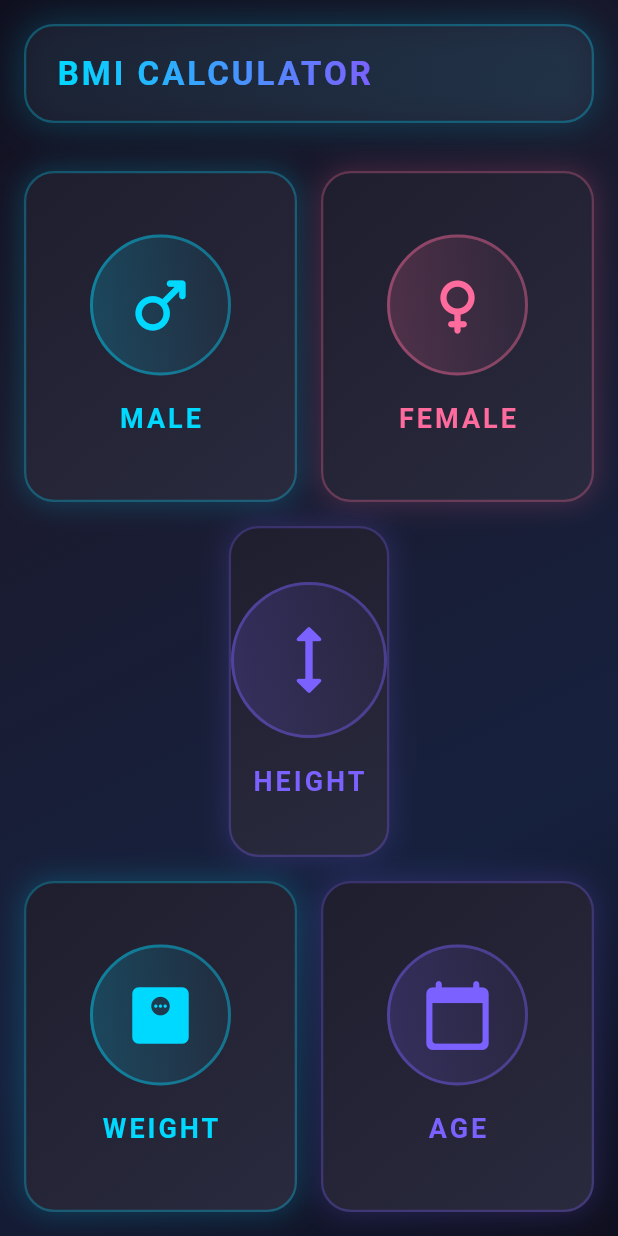
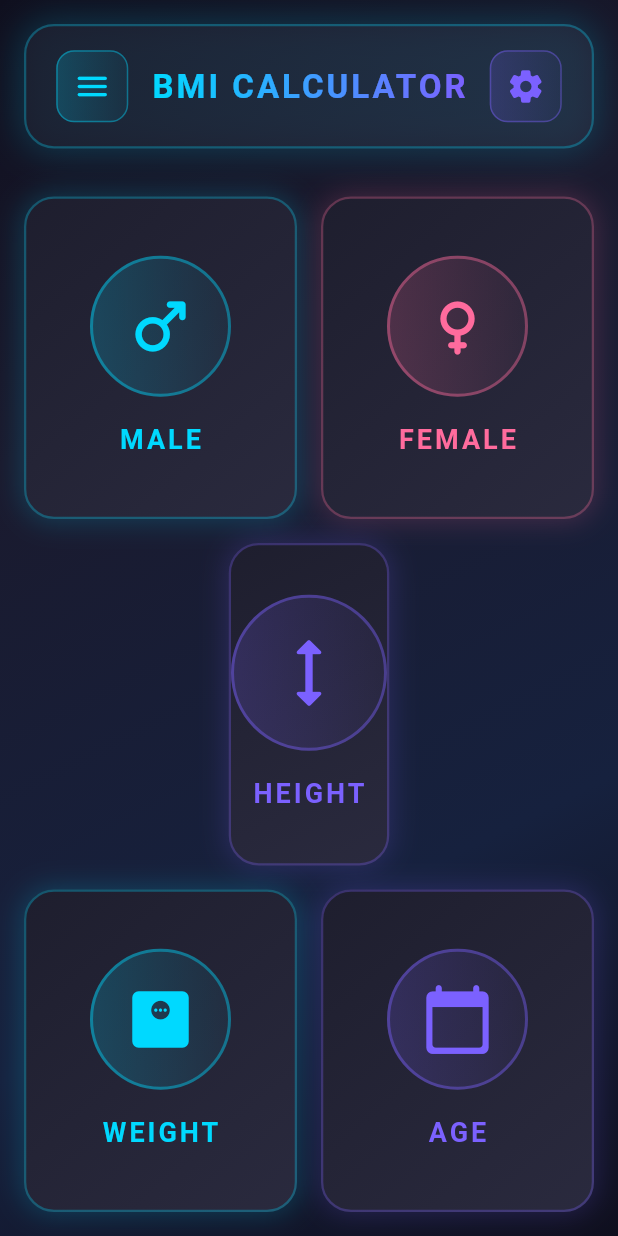
Before and after one commit to gulfamali16/App-Development-Portfolio, a Flutter app: the screen it shows after launch, on a phone screen of 412 x 824 dp. Run offline on Flutter 3.47's test engine with Material 3 defaults, Android fonts, the light colour scheme and no system bars; our stand-ins replace device_info_plus, flutter_local_notifications, image_picker, pdf, permission_handler, printing and 4 more; missing offline and left inert: workmanager; accounts and stored records are empty.

Commit message:
BMI Refactor Code Part 3

```diff
--- a/bmi/lib/main.dart
+++ b/bmi/lib/main.dart
@@ -175,6 +175,30 @@ class BMIHomeScreen extends StatelessWidget {
                 child: Row(
                   mainAxisAlignment: MainAxisAlignment.spaceBetween,
                   children: [
+                    // Menu Icon with glow
+                    Container(
+                      padding: const EdgeInsets.all(10),
+                      decoration: BoxDecoration(
+                        gradient: LinearGradient(
+                          colors: [
+                            const Color(0xFF00D9FF).withOpacity(0.2),
+                            const Color(0xFF00D9FF).withOpacity(0.05),
+                          ],
+                        ),
+                        borderRadius: BorderRadius.circular(12),
+                        border: Border.all(
+                          color: const Color(0xFF00D9FF).withOpacity(0.4),
+                          width: 1,
+                        ),
+                      ),
+                      child: const Icon(
+                        Icons.menu_rounded,
+                        color: Color(0xFF00D9FF),
+                        size: 26,
+                      ),
+                    ),
+
+                    // App Title with gradient text effect
                     ShaderMask(
                       shaderCallback: (bounds) => const LinearGradient(
                         colors: [
@@ -192,6 +216,29 @@ class BMIHomeScreen extends StatelessWidget {
                         ),
                       ),
                     ),
+
+                    // Settings Icon with glow
+                    Container(
+                      padding: const EdgeInsets.all(10),
+                      decoration: BoxDecoration(
+                        gradient: LinearGradient(
+                          colors: [
+                            const Color(0xFF7B61FF).withOpacity(0.2),
+                            const Color(0xFF7B61FF).withOpacity(0.05),
+                          ],
+                        ),
+                        borderRadius: BorderRadius.circular(12),
+                        border: Border.all(
+                          color: const Color(0xFF7B61FF).withOpacity(0.4),
+                          width: 1,
+                        ),
+                      ),
+                      child: const Icon(
+                        Icons.settings_rounded,
+                        color: Color(0xFF7B61FF),
+                        size: 26,
+                      ),
+                    ),
                   ],
                 ),
               ),
@@ -207,18 +254,18 @@ class BMIHomeScreen extends StatelessWidget {
                         flex: 2,
                         child: Row(
                           children: [
-                            // Left Container
+                            // Male Container
                             Expanded(
-                              child: _buildThemedContainer(
+                              child: ReusableCard(
                                 icon: Icons.male_rounded,
                                 label: 'MALE',
                                 color: const Color(0xFF00D9FF),
                               ),
                             ),
                             const SizedBox(width: 16),
-                            // Right Container
+                            // Female Container
                             Expanded(
-                              child: _buildThemedContainer(
+                              child: ReusableCard(
                                 icon: Icons.female_rounded,
                                 label: 'FEMALE',
                                 color: const Color(0xFFFF6B9D),
@@ -233,7 +280,7 @@ class BMIHomeScreen extends StatelessWidget {
                       // Middle Container - Full Width
                       Expanded(
                         flex: 2,
-                        child: _buildThemedContainer(
+                        child: ReusableCard(
                           icon: Icons.height_rounded,
                           label: 'HEIGHT',
                           color: const Color(0xFF7B61FF),
@@ -248,18 +295,18 @@ class BMIHomeScreen extends StatelessWidget {
                         flex: 2,
                         child: Row(
                           children: [
-                            // Left Container
+                            // Weight Container
                             Expanded(
-                              child: _buildThemedContainer(
+                              child: ReusableCard(
                                 icon: Icons.monitor_weight_rounded,
                                 label: 'WEIGHT',
                                 color: const Color(0xFF00D9FF),
                               ),
                             ),
                             const SizedBox(width: 16),
-                            // Right Container
+                            // Age Container
                             Expanded(
-                              child: _buildThemedContainer(
+                              child: ReusableCard(
                                 icon: Icons.calendar_today_rounded,
                                 label: 'AGE',
                                 color: const Color(0xFF7B61FF),
@@ -278,14 +325,25 @@ class BMIHomeScreen extends StatelessWidget {
       ),
     );
   }
+}
 
-  // Build Themed Container Widget
-  static Widget _buildThemedContainer({
-    required IconData icon,
-    required String label,
-    required Color color,
-    bool isFullWidth = false,
-  }) {
+// Reusable Card Widget Class
+class ReusableCard extends StatelessWidget {
+  final IconData icon;
+  final String label;
+  final Color color;
+  final bool isFullWidth;
+
+  const ReusableCard({
+    super.key,
+    required this.icon,
+    required this.label,
+    required this.color,
+    this.isFullWidth = false,
+  });
+
+  @override
+  Widget build(BuildContext context) {
     return Container(
       decoration: BoxDecoration(
         gradient: LinearGradient(
```
